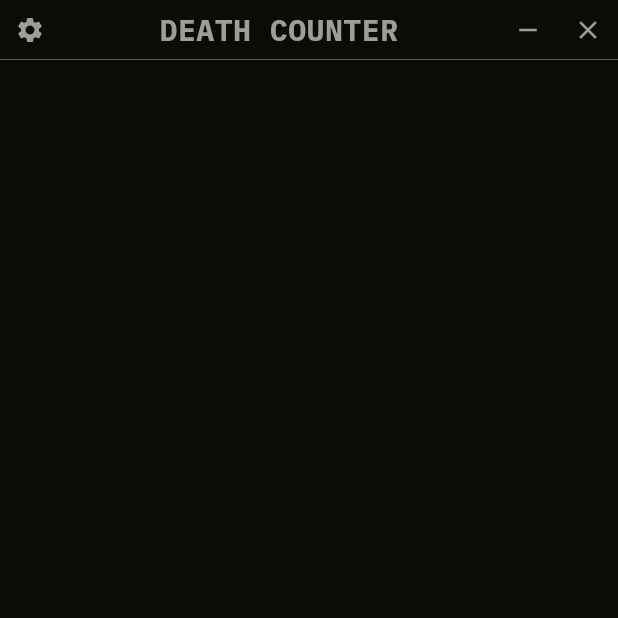
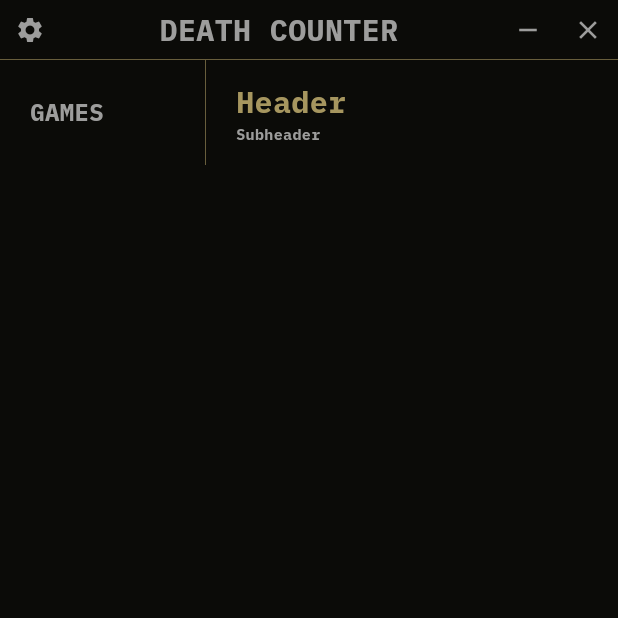
Before and after one commit to Wonder849/Death-Counter, a Flutter app: the screen it shows after launch, on a phone screen of 412 x 824 dp, the top half of it. Run offline on Flutter 3.47's test engine with Material 3 defaults, Android fonts, the light colour scheme and no system bars; missing offline and left inert: window_manager.

Commit message:
Add lists headers and main models

```diff
--- a/lib/main.dart
+++ b/lib/main.dart
@@ -11,7 +11,8 @@ void main() async {
     titleBarStyle: TitleBarStyle.hidden, // Hide classic title bar
     size: Size(800, 600),
     minimumSize: Size(800, 600),
-    maximumSize: Size(800, 600)
+    maximumSize: Size(800, 600),
+    center: true
   );
 
   windowManager.waitUntilReadyToShow(windowOptions, () async {
--- a/lib/pages/main_page.dart
+++ b/lib/pages/main_page.dart
@@ -1,11 +1,10 @@
 import 'package:death_counter/styles/colors.dart';
+import 'package:death_counter/utils/lists_headers.dart';
 import 'package:death_counter/utils/title_bar.dart';
 import 'package:flutter/material.dart';
 
 class MainPage extends StatefulWidget {
   const MainPage({super.key});
-
-
   @override
   State<MainPage> createState() => _MainPageState();
 }
@@ -20,9 +19,10 @@ class _MainPageState extends State<MainPage> {
           CustomTitleBar(),
           Row(
             children: [
-
+              Expanded(flex: 1, child: GameListHeader()),
+              Expanded(flex: 2, child: BossListHeader()),
             ],
-          )
+          ),
         ],
       ),
     );
--- a/lib/styles/colors.dart
+++ b/lib/styles/colors.dart
@@ -6,5 +6,6 @@ class MyColors
   static const bordersColor = Color(0xFFa6965f);
   static const whiteColor = Color(0xFF9d9d9c);
   static const yellowColor = Color(0xFFB8820A);
+  static const almostYellowColor = Color(0xFFA6965F);
   static const hoverTitleBarColor = Color.fromARGB(65, 255, 255, 255);
 }
--- /dev/null
+++ b/lib/styles/sizes.dart
@@ -0,0 +1,7 @@
+
+
+class MySizes
+{
+  static const double textPad20 = 20;
+  static const double borderWidth = 0.4;
+}
--- /dev/null
+++ b/lib/utils/lists_headers.dart
@@ -0,0 +1,54 @@
+import 'package:death_counter/styles/colors.dart';
+import 'package:flutter/material.dart';
+import 'package:death_counter/styles/sizes.dart';
+
+// Header above the games list
+class GameListHeader extends StatelessWidget {
+  const GameListHeader({super.key});
+
+  @override
+  Widget build(BuildContext context) {
+    return Container(
+      height: 70,
+      alignment: AlignmentGeometry.centerStart,
+      padding: EdgeInsets.only(left: MySizes.textPad20),
+      decoration: BoxDecoration(border: Border(right: BorderSide(color: MyColors.bordersColor, width: MySizes.borderWidth)), ),
+      child: Text(
+        "GAMES",
+        style: TextStyle(color: MyColors.whiteColor, fontSize: 16),
+      ),
+    );
+  }
+}
+
+class BossListHeader extends StatefulWidget {
+  const BossListHeader({super.key});
+
+  @override
+  State<BossListHeader> createState() => _BossListHeaderState();
+}
+
+class _BossListHeaderState extends State<BossListHeader> {
+  @override
+  Widget build(BuildContext context) {
+    return Container(
+      height: 70,
+      padding: EdgeInsets.only(left: MySizes.textPad20),
+      child: Row(
+        children: [
+          Container(
+            child: Column(
+              crossAxisAlignment: CrossAxisAlignment.start,
+              mainAxisAlignment: MainAxisAlignment.center,
+              children: [
+                Text("Header", style: TextStyle(color: MyColors.almostYellowColor, fontSize: 20)),
+                Text("Subheader", style: TextStyle(color: MyColors.whiteColor, fontSize: 10))
+              ],
+            ),
+          )
+          //button
+        ],
+      ),
+    );
+  }
+}
--- a/lib/utils/title_bar.dart
+++ b/lib/utils/title_bar.dart
@@ -1,4 +1,5 @@
 import 'package:death_counter/styles/colors.dart';
+import 'package:death_counter/styles/sizes.dart';
 import 'package:flutter/material.dart';
 import 'package:window_manager/window_manager.dart';
 
@@ -13,7 +14,7 @@ class CustomTitleBar extends StatelessWidget {
       height: 40,
       decoration: BoxDecoration(
         border: Border(
-          bottom: BorderSide(color: MyColors.bordersColor, width: 0.4),
+          bottom: BorderSide(color: MyColors.bordersColor, width: MySizes.borderWidth),
         ),
       ),
       child: Row(
@@ -59,6 +60,7 @@ class TitleBarButton extends StatelessWidget {
     return InkWell(
       onTap: onPressed,
       hoverColor: MyColors.hoverTitleBarColor,
+      splashColor: Colors.transparent,
       child: Container(
         width: 40,
         height: 40,
```
Also changed, not shown: lib/models/boss_model.dart (added, +19 -0 lines), lib/models/game_model.dart (added, +19 -0 lines), lib/utils/games_list_controller.dart (added, +25 -0 lines), pubspec.yaml (+5 -72 lines), Img/skull.png (added), Img/skull_axe.png (added), fonts/IBMPlexMono-Bold.ttf (renamed from lib/fonts/IBMPlexMono-Bold.ttf).
